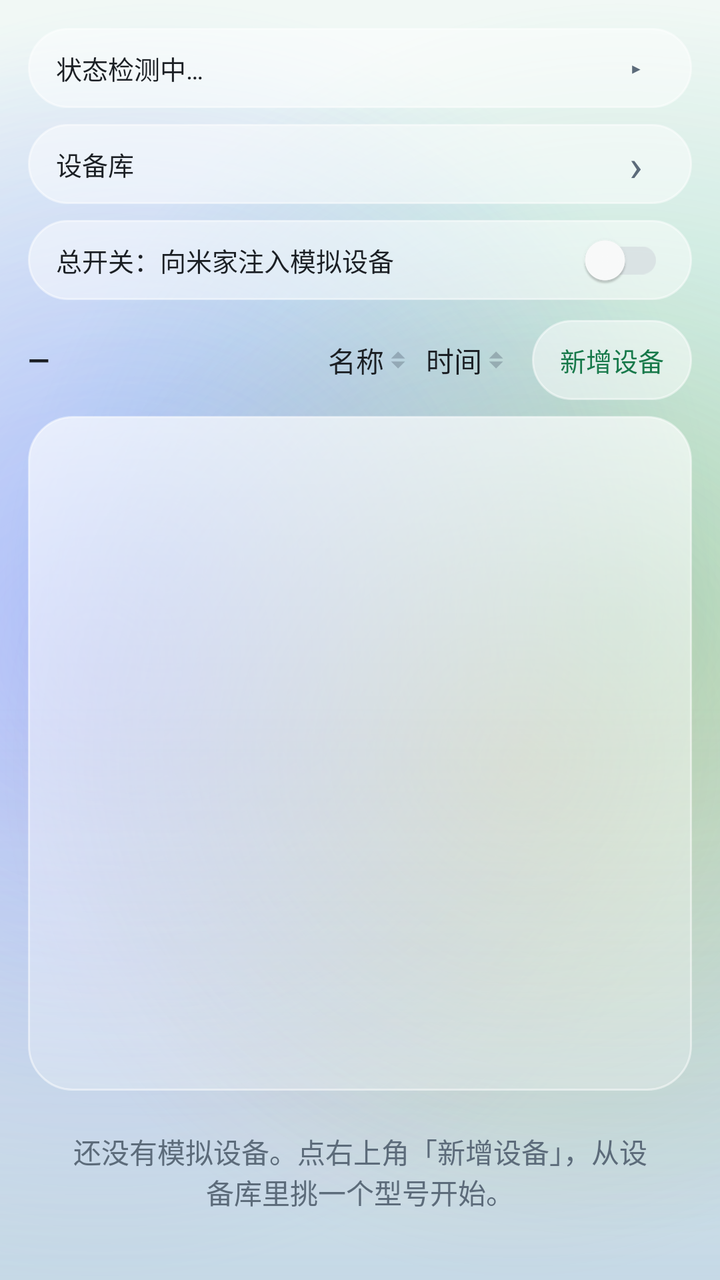
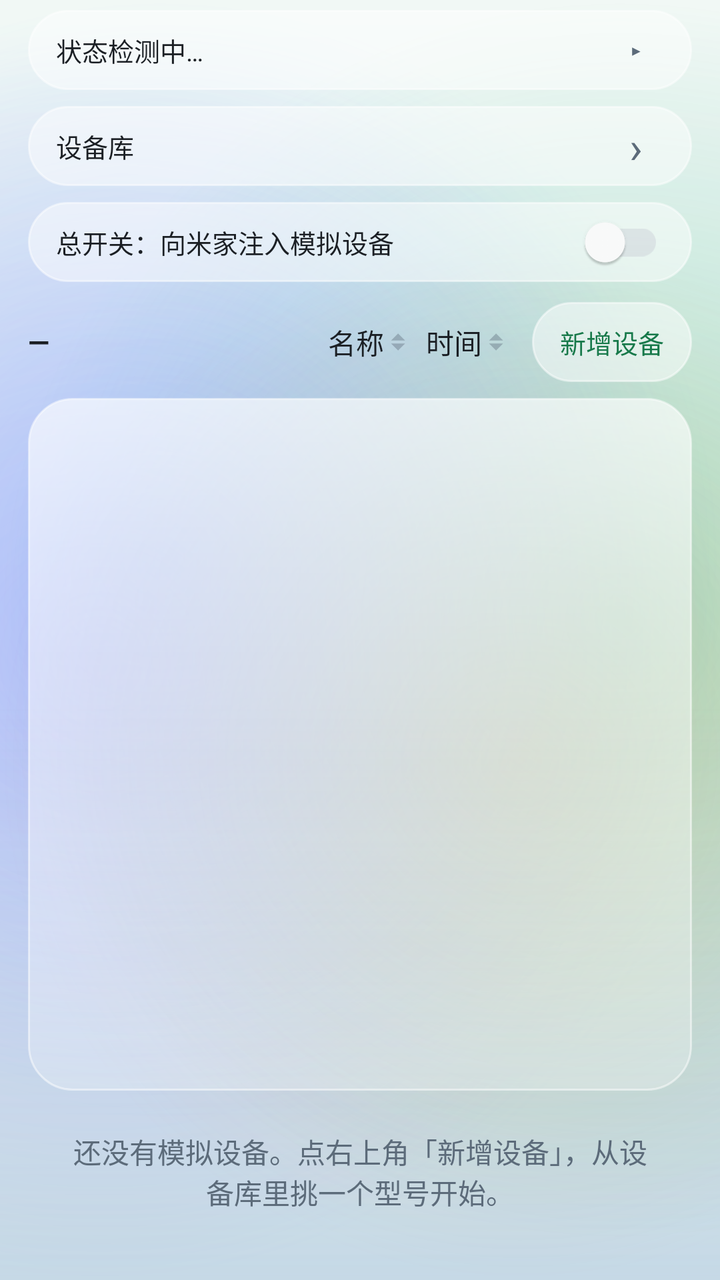

Before-and-after screenshots of an Android layout around one commit, followed by the original layout XML and the change that was made.
<!-- AndroidManifest.xml: application theme Theme.MijiaSim -->
<!-- res/layout/activity_main.xml -->
<?xml version="1.0" encoding="utf-8"?>
<LinearLayout xmlns:android="http://schemas.android.com/apk/res/android"
    android:layout_width="match_parent"
    android:layout_height="match_parent"
    android:orientation="vertical"
    android:paddingLeft="14dp"
    android:paddingTop="14dp"
    android:paddingRight="14dp"
    android:paddingBottom="14dp">

    
    <LinearLayout
        android:id="@+id/top_panel"
        android:layout_width="match_parent"
        android:layout_height="wrap_content"
        android:orientation="vertical">

    
    <LinearLayout
        android:id="@+id/status_card"
        android:layout_width="match_parent"
        android:layout_height="wrap_content"
        android:background="@drawable/bg_glass_pill"
        android:orientation="vertical">

        <LinearLayout
            android:id="@+id/status_header"
            android:layout_width="match_parent"
            android:layout_height="40dp"
            android:background="@drawable/bg_pill_ripple"
            android:clickable="true"
            android:focusable="true"
            android:gravity="center_vertical"
            android:orientation="horizontal"
            android:paddingLeft="14dp"
            android:paddingRight="12dp">

            <TextView
                android:id="@+id/status_summary"
                android:layout_width="0dp"
                android:layout_height="wrap_content"
                android:layout_weight="1"
                android:ellipsize="end"
                android:maxLines="1"
                android:text="@string/status_placeholder"
                android:textColor="@color/ink"
                android:textSize="13sp" />

            <TextView
                android:id="@+id/status_toggle"
                android:layout_width="32dp"
                android:layout_height="32dp"
                android:gravity="center"
                android:text="@string/status_arrow_closed"
                android:textColor="@color/ink_muted"
                android:textSize="14sp" />
        </LinearLayout>

        <TextView
            android:id="@+id/status_text"
            android:layout_width="match_parent"
            android:layout_height="wrap_content"
            android:lineSpacingExtra="3dp"
            android:paddingLeft="16dp"
            android:paddingTop="6dp"
            android:paddingRight="16dp"
            android:paddingBottom="16dp"
            android:text="@string/status_placeholder"
            android:textColor="@color/ink"
            android:textSize="13sp"
            android:visibility="gone" />
    </LinearLayout>

    
    <LinearLayout
        android:id="@+id/btn_open_library"
        android:layout_width="match_parent"
        android:layout_height="40dp"
        android:layout_marginTop="8dp"
        android:background="@drawable/bg_glass_pill"
        android:clickable="true"
        android:focusable="true"
        android:gravity="center_vertical"
        android:orientation="horizontal"
        android:paddingLeft="14dp"
        android:paddingRight="12dp">

        <TextView
            android:layout_width="0dp"
            android:layout_height="wrap_content"
            android:layout_weight="1"
            android:ellipsize="end"
            android:maxLines="1"
            android:text="@string/label_model_library_entry"
            android:textColor="@color/ink"
            android:textSize="13sp" />

        <TextView
            android:layout_width="32dp"
            android:layout_height="32dp"
            android:gravity="center"
            android:text="@string/glyph_chevron"
            android:textColor="@color/ink_muted"
            android:textSize="22sp" />
    </LinearLayout>

    <androidx.appcompat.widget.SwitchCompat
        android:id="@+id/switch_inject"
        android:layout_width="match_parent"
        android:layout_height="40dp"
        android:layout_marginTop="8dp"
        android:background="@drawable/bg_glass_pill"
        android:gravity="center_vertical"
        android:paddingLeft="14dp"
        android:paddingRight="14dp"
        android:text="@string/label_master_switch"
        android:textColor="@color/ink"
        android:textSize="13sp" />
    </LinearLayout>

    
    <LinearLayout
        android:layout_width="match_parent"
        android:layout_height="wrap_content"
        android:layout_marginTop="10dp"
        android:gravity="center_vertical"
        android:orientation="horizontal">

        <TextView
            android:id="@+id/device_count"
            android:layout_width="0dp"
            android:layout_height="wrap_content"
            android:layout_marginEnd="6dp"
            android:layout_weight="1"
            android:ellipsize="end"
            android:maxLines="1"
            android:text="@string/count_placeholder"
            android:textColor="@color/ink"
            android:textSize="14sp"
            android:textStyle="bold" />

        
        <TextView
            android:id="@+id/btn_sort_name"
            android:layout_width="wrap_content"
            android:layout_height="wrap_content"
            android:background="@null"
            android:clickable="true"
            android:drawablePadding="1dp"
            android:drawableEnd="@drawable/ic_sort_idle"
            android:focusable="true"
            android:foreground="?attr/selectableItemBackgroundBorderless"
            android:gravity="center_vertical"
            android:paddingLeft="4dp"
            android:paddingTop="8dp"
            android:paddingRight="4dp"
            android:paddingBottom="8dp"
            android:text="@string/sort_name"
            android:textColor="@color/ink"
            android:textSize="14sp" />

        <TextView
            android:id="@+id/btn_sort_time"
            android:layout_width="wrap_content"
            android:layout_height="wrap_content"
            android:background="@null"
            android:clickable="true"
            android:drawablePadding="1dp"
            android:drawableEnd="@drawable/ic_sort_idle"
            android:focusable="true"
            android:foreground="?attr/selectableItemBackgroundBorderless"
            android:gravity="center_vertical"
            android:paddingLeft="4dp"
            android:paddingTop="8dp"
            android:paddingRight="4dp"
            android:paddingBottom="8dp"
            android:text="@string/sort_time"
            android:textColor="@color/ink"
            android:textSize="14sp" />

        <Button
            android:id="@+id/btn_add"
            style="@style/Widget.MijiaSim.Button.Pill"
            android:layout_width="wrap_content"
            android:layout_height="wrap_content"
            android:layout_marginStart="8dp"
            android:text="@string/action_add" />
    </LinearLayout>

    
    <androidx.recyclerview.widget.RecyclerView
        android:id="@+id/device_list"
        android:layout_width="match_parent"
        android:layout_height="0dp"
        android:layout_marginTop="8dp"
        android:layout_weight="1"
        android:background="@drawable/bg_glass_list_faint"
        android:padding="4dp"
        android:scrollbars="vertical" />

    <TextView
        android:id="@+id/empty_hint"
        android:layout_width="match_parent"
        android:layout_height="wrap_content"
        android:gravity="center"
        android:padding="20dp"
        android:text="@string/hint_no_device"
        android:textColor="@color/ink_muted"
        android:textSize="14sp" />

</LinearLayout>
<!-- resources referenced by this layout -->
<resources>
  <color name="ink">#FF1B1F24</color>
  <color name="ink_muted">#FF5C6B7A</color>
  <!-- drawable bg_pill_ripple (drawable) -->
  <?xml version="1.0" encoding="utf-8"?>
  <ripple xmlns:android="http://schemas.android.com/apk/res/android"
      android:color="@color/pill_pressed">
      <item android:id="@android:id/mask">
          <shape android:shape="rectangle">
              <solid android:color="#FFFFFFFF" />
              <corners android:radius="99dp" />
          </shape>
      </item>
  </ripple>
  <string name="action_add">新增设备</string>
  <string name="count_placeholder">—</string>
  <string name="glyph_chevron">›</string>
  <string name="hint_no_device">还没有模拟设备。点右上角「新增设备」，从设备库里挑一个型号开始。</string>
  <string name="label_master_switch">总开关：向米家注入模拟设备</string>
  <string name="label_model_library_entry">设备库</string>
  <string name="sort_name">名称</string>
  <string name="sort_time">时间</string>
  <string name="status_arrow_closed">▸</string>
  <string name="status_placeholder">状态检测中…</string>
  <color name="glass_card_faint_bottom">#3DFFFFFF</color>
  <color name="glass_card_faint_top">#A6FFFFFF</color>
  <color name="glass_stroke">#80FFFFFF</color>
  <color name="pill_pressed">#B3FFFFFF</color>
  <color name="pill_disabled">#40FFFFFF</color>
  <color name="glass_stroke_soft">#4DFFFFFF</color>
  <color name="pill_fill">#80FFFFFF</color>
  <color name="accent">#FF2bb673</color>
  <color name="accent_deep">#FF17794A</color>
  <color name="liquid_sky">#FFD8E7F2</color>
  <style name="ThemeOverlay.MijiaSim.ActionBar" parent="ThemeOverlay.AppCompat.Light">
          <item name="colorControlNormal">@color/ink</item>
          <item name="android:textColorPrimary">@color/ink</item>
      </style>
  <style name="Widget.MijiaSim.PopupMenu.Overflow" parent="Widget.AppCompat.PopupMenu.Overflow">
          <item name="android:popupBackground">@drawable/bg_glass_popup</item>
          <item name="android:popupElevation">10dp</item>
          <item name="overlapAnchor">false</item>
          <item name="android:dropDownVerticalOffset">6dp</item>
      </style>
  <style name="Widget.MijiaSim.PopupMenu" parent="Widget.AppCompat.PopupMenu">
          <item name="android:popupBackground">@drawable/bg_glass_popup</item>
          <item name="android:popupElevation">10dp</item>
      </style>
  <style name="TextAppearance.MijiaSim.PopupMenuItem" parent="TextAppearance.AppCompat.Widget.PopupMenu.Large">
          <item name="android:textColor">@color/ink</item>
          <item name="android:textSize">14sp</item>
      </style>
  <style name="Widget.MijiaSim.Switch" parent="Widget.AppCompat.CompoundButton.Switch">
          <item name="trackTint">@color/switch_track</item>
          <item name="thumbTint">@color/switch_thumb</item>
      </style>
  <style name="TextAppearance.MijiaSim.ActionBar.Title" parent="TextAppearance.AppCompat.Widget.ActionBar.Title">
          <item name="android:textColor">@color/ink</item>
          <item name="android:textSize">20sp</item>
          <item name="android:textStyle">bold</item>
          <item name="android:letterSpacing">0.01</item>
      </style>
  <style name="TextAppearance.MijiaSim.ActionBar.Subtitle" parent="TextAppearance.AppCompat.Widget.ActionBar.Subtitle">
          <item name="android:textColor">@color/ink_muted</item>
      </style>
  <!-- drawable bg_glass_dialog (drawable) -->
  <?xml version="1.0" encoding="utf-8"?>
  <shape xmlns:android="http://schemas.android.com/apk/res/android"
      android:shape="rectangle">
      <solid android:color="@color/dialog_fill" />
      <corners android:radius="28dp" />
      <stroke
          android:width="1dp"
          android:color="@color/glass_stroke" />
  </shape>
  <color name="dialog_fill">#F7FFFFFF</color>
  <color name="popup_bottom">#FFF6FAFF</color>
  <color name="popup_top">#FFFFFFFF</color>
  <color name="glass_divider">#14000000</color>
  <!-- unchanged entries left out for length: 9 -->
</resources>

<!-- the commit's change to res/layout/activity_main.xml (unified diff, before → after) -->
@@ -4,7 +4,7 @@
     android:layout_height="match_parent"
     android:orientation="vertical"
     android:paddingLeft="14dp"
-    android:paddingTop="14dp"
+    android:paddingTop="5dp"
     android:paddingRight="14dp"
     android:paddingBottom="14dp">
 
